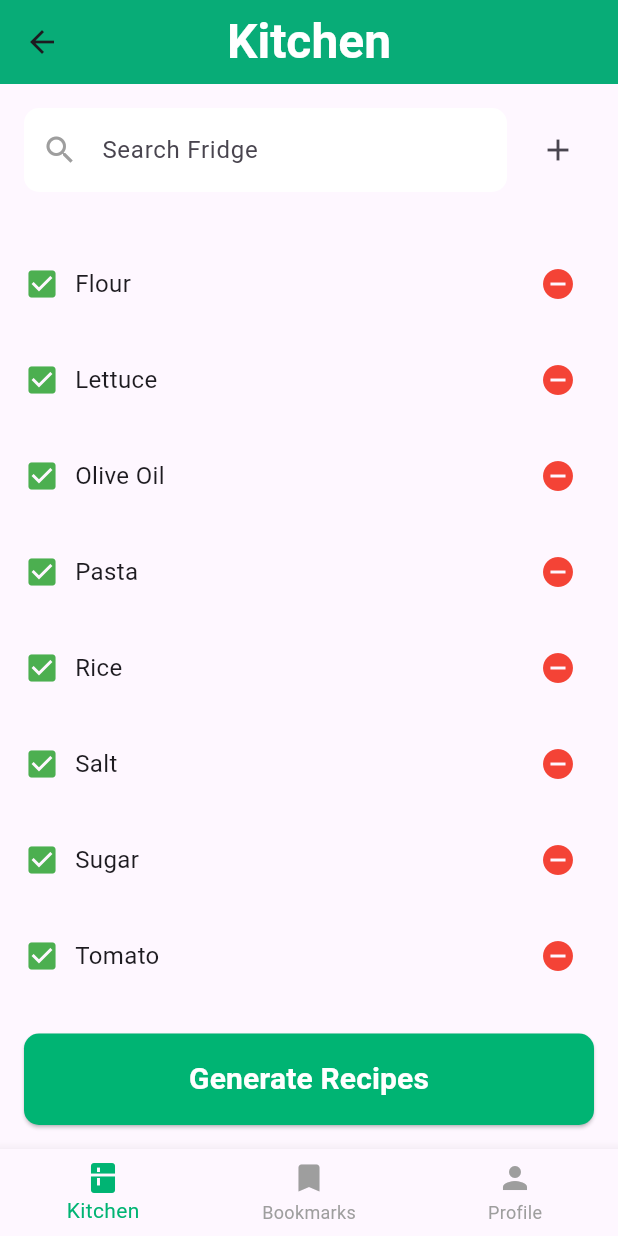
After one commit to adeelshhid/Recipeze_mobile, a Flutter app: the KitchenPage screen opened by its route, scrolled down 375 dp, after a tap on the "remove circle" icon, on a phone screen of 412 x 824 dp. The commit adds this screen. Run offline on Flutter 3.47's test engine with Material 3 defaults, Android fonts, the phone set to English and light mode, and no system bars; our stand-ins replace firebase_auth, firebase_core, fluttertoast, font_awesome_flutter, google_sign_in; accounts and stored records are empty.

Commit message:
Initial commit with all modifications

```diff
--- /dev/null
+++ b/lib/features/user_auth/presentaions/pages/bookmarks_page.dart
@@ -0,0 +1,76 @@
+import 'package:flutter/material.dart';
+
+class BookmarksPage extends StatefulWidget {
+  const BookmarksPage({super.key});
+
+  @override
+  _BookmarksPageState createState() => _BookmarksPageState();
+}
+
+class _BookmarksPageState extends State<BookmarksPage> {
+  @override
+  Widget build(BuildContext context) {
+    return Scaffold(
+      backgroundColor: const Color(0xFFFFFFFF),
+      appBar: AppBar(
+        backgroundColor: const Color(0xFF00B473),
+        elevation: 0,
+        centerTitle: true,
+        title: const Text(
+          'Bookmarks',
+          style: TextStyle(
+            fontSize: 32,
+            fontWeight: FontWeight.w900,
+            color: Colors.white,
+          ),
+        ),
+      ),
+      body: ListView(
+        padding: const EdgeInsets.all(16.0),
+        // Uncomment and use your actual image assets
+        // children: [
+        //   _buildBookmarkItem('assets/image9.png', 'Tomato Spaghetti'),
+        //   _buildBookmarkItem('assets/image10.png', 'Banana Bread'),
+        //   _buildBookmarkItem('assets/image11.png', 'Tomato Soup'),
+        //   _buildBookmarkItem('assets/image16.png', 'Ceasar Salad'),
+        //   _buildBookmarkItem('assets/image17.png', 'Moussaka'),
+        //   _buildBookmarkItem('assets/image18.png', 'French Toast'),
+        //   _buildBookmarkItem('assets/image19.png', 'Apple Pie'),
+        // ],
+      ));
+  //     bottomNavigationBar: BottomNavigationBar(
+  //       currentIndex: 1,
+  //       onTap: (index) {
+  //         switch (index) {
+  //           case 0:
+  //             Navigator.pushReplacementNamed(context, '/kitchen');
+  //             break;
+  //           case 1:
+  //             Navigator.pushReplacementNamed(context, '/bookmarks');
+  //             break;
+  //           case 2:
+  //             Navigator.pushReplacementNamed(context, '/profile');
+  //             break;
+  //         }
+  //       },
+  //       items: const [
+  //         BottomNavigationBarItem(
+  //           icon: Icon(Icons.kitchen),
+  //           label: 'Kitchen',
+  //         ),
+  //         BottomNavigationBarItem(
+  //           icon: Icon(Icons.bookmark),
+  //           label: 'Bookmarks',
+  //         ),
+  //         BottomNavigationBarItem(
+  //           icon: Icon(Icons.person),
+  //           label: 'Profile',
+  //         ),
+  //       ],
+  //     ),
+  //   );
+  // }
+
+  // Define your _buildBookmarkItem here as needed
+}
+}
--- /dev/null
+++ b/lib/features/user_auth/presentaions/pages/ingredients_page.dart
@@ -0,0 +1,128 @@
+import 'package:flutter/material.dart';
+import 'package:firebase_login/features/user_auth/presentaions/pages/kitchen_page.dart';
+import 'package:firebase_login/features/user_auth/presentaions/pages/bookmarks_page.dart';
+//import 'package:firebase_login/features/user_auth/presentaions/pages/profile_page.dart';
+
+class IngredientsPage extends StatefulWidget {
+  const IngredientsPage({super.key});
+
+  @override
+  _IngredientsPageState createState() => _IngredientsPageState();
+}
+
+class _IngredientsPageState extends State<IngredientsPage> {
+  final TextEditingController _searchController = TextEditingController();
+
+  @override
+  Widget build(BuildContext context) {
+    return Scaffold(
+      appBar: AppBar(
+        backgroundColor: const Color(0xff00b473),
+        elevation: 0,
+        centerTitle: true,
+        title: const Text(
+          "Ingredients",
+          style: TextStyle(color: Colors.white, fontSize: 24, fontWeight: FontWeight.bold),
+        ),
+      ),
+      body: Container(
+        color: Colors.white,
+        child: Padding(
+          padding: const EdgeInsets.all(16.0),
+          child: Column(
+            children: [
+              // Search Bar
+              TextField(
+                controller: _searchController,
+                decoration: InputDecoration(
+                  hintText: 'Search Ingredients',
+                  prefixIcon: const Icon(Icons.search),
+                  border: OutlineInputBorder(
+                    borderRadius: BorderRadius.circular(10),
+                  ),
+                ),
+              ),
+              const SizedBox(height: 20),
+
+              // Placeholder for the ingredients content
+              Expanded(
+                child: ListView(
+                  children: [
+                    const Text(
+                      "Cooking Essentials",
+                      style: TextStyle(
+                        fontSize: 20,
+                        fontWeight: FontWeight.bold,
+                      ),
+                    ),
+                    // Add content here (lists of ingredients etc.)
+                  ],
+                ),
+              ),
+              const SizedBox(height: 20),
+
+              // Save Button
+              SizedBox(
+                width: double.infinity,
+                child: ElevatedButton(
+                  onPressed: () {
+                    Navigator.pop(context);
+                  },
+                  style: ElevatedButton.styleFrom(
+                    backgroundColor: const Color(0xff00b473),
+                    padding: const EdgeInsets.symmetric(vertical: 16),
+                  ),
+                  child: const Text(
+                    "Save",
+                    style: TextStyle(color: Colors.white, fontSize: 18),
+                  ),
+                ),
+              ),
+            ],
+          ),
+        ),
+      ),
+      // bottomNavigationBar: BottomNavigationBar(
+      //   selectedItemColor: const Color(0xff00b473),
+      //   unselectedItemColor: Colors.grey,
+      //   currentIndex: 0,
+      //   onTap: (index) {
+      //     switch (index) {
+      //       case 0:
+      //         Navigator.pushReplacement(
+      //           context,
+      //           MaterialPageRoute(builder: (context) => const KitchenPage()),
+      //         );
+      //         break;
+      //       case 1:
+      //         Navigator.pushReplacement(
+      //           context,
+      //           MaterialPageRoute(builder: (context) => const BookmarksPage()),
+      //         );
+      //         break;
+      //       // case 2:
+      //       //   Navigator.pushReplacement(
+      //       //     context,
+      //       //     MaterialPageRoute(builder: (context) => const ProfilePage()),
+      //       //   );
+      //       //   break;
+      //     }
+      //   },
+      //   items: const [
+      //     BottomNavigationBarItem(
+      //       icon: Icon(Icons.kitchen),
+      //       label: 'Kitchen',
+      //     ),
+      //     BottomNavigationBarItem(
+      //       icon: Icon(Icons.bookmark),
+      //       label: 'Bookmarks',
+      //     ),
+      //     BottomNavigationBarItem(
+      //       icon: Icon(Icons.person),
+      //       label: 'Profile',
+      //     ),
+      //   ],
+      // ),
+    );
+  }
+}
--- /dev/null
+++ b/lib/features/user_auth/presentaions/pages/kitchen_page.dart
@@ -0,0 +1,186 @@
+import 'package:flutter/material.dart';
+import 'package:firebase_login/features/user_auth/presentaions/pages/ingredients_page.dart';
+import 'package:firebase_login/features/user_auth/presentaions/pages/bookmarks_page.dart';
+
+ import 'package:firebase_login/features/user_auth/presentaions/pages/profile_page.dart'; // Uncomment when ProfilePage is available
+
+class KitchenPage extends StatefulWidget {
+  const KitchenPage({Key? key}) : super(key: key);
+
+  @override
+  State<KitchenPage> createState() => _KitchenPageState();
+}
+
+class _KitchenPageState extends State<KitchenPage> {
+  int _selectedIndex = 0;
+
+  final List<Widget> _pages = [
+    KitchenPageContent(),
+    BookmarksPage(),
+    ProfilePage(),
+    IngredientsPage(),
+  // Uncomment when ProfilePage is available
+
+  ];
+
+  void _onItemTapped(int index) {
+    setState(() {
+      _selectedIndex = index;
+    });
+  }
+
+  @override
+  Widget build(BuildContext context) {
+    return Scaffold(
+      body: IndexedStack(
+        index: _selectedIndex,
+        children: _pages,
+      ),
+      bottomNavigationBar: BottomNavigationBar(
+        items: const [
+          BottomNavigationBarItem(
+            icon: Icon(Icons.kitchen),
+            label: "Kitchen",
+          ),
+          BottomNavigationBarItem(
+            icon: Icon(Icons.bookmark),
+            label: "Bookmarks",
+          ),
+          BottomNavigationBarItem(
+            icon: Icon(Icons.person),
+            label: "Profile",
+          ),
+        ],
+        currentIndex: _selectedIndex,
+        selectedItemColor: const Color(0xff00b473),
+        unselectedItemColor: Colors.grey,
+        onTap: _onItemTapped,
+      ),
+    );
+  }
+}
+
+// Separate widget for KitchenPage content
+class KitchenPageContent extends StatelessWidget {
+  @override
+  Widget build(BuildContext context) {
+    return Scaffold(
+      appBar: AppBar(
+        backgroundColor: const Color(0xff00b473),
+        centerTitle: true,
+        title: const Text(
+          "Kitchen",
+          style: TextStyle(
+            fontSize: 32,
+            fontWeight: FontWeight.bold,
+            color: Colors.white,
+          ),
+        ),
+      ),
+      body: Padding(
+        padding: const EdgeInsets.all(16.0),
+        child: Column(
+          children: [
+            // Search Bar and Add Button
+            Row(
+              children: [
+                Expanded(
+                  child: TextField(
+                    decoration: InputDecoration(
+                      hintText: "Search Fridge",
+                      prefixIcon: const Icon(Icons.search, color: Colors.grey),
+                      filled: true,
+                      fillColor: Colors.white,
+                      border: OutlineInputBorder(
+                        borderRadius: BorderRadius.circular(10),
+                        borderSide: BorderSide.none,
+                      ),
+                    ),
+                  ),
+                ),
+                const SizedBox(width: 10),
+                IconButton(
+                  icon: const Icon(Icons.add),
+      onPressed: () {
+  Navigator.push(
+    context,
+    MaterialPageRoute(builder: (context) => const IngredientsPage()),
+  );
+},
+
+                ),
+              ],
+            ),
+            const SizedBox(height: 20),
+
+            // Fridge Items List
+            Expanded(
+              child: ListView(
+                children: [
+                  _buildFridgeItem("Balsamic Vinegar"),
+                  _buildFridgeItem("Basil"),
+                  _buildFridgeItem("Butter"),
+                  _buildFridgeItem("Chicken"),
+                  _buildFridgeItem("Eggs"),
+                  _buildFridgeItem("Flat Bread"),
+                  _buildFridgeItem("Flour"),
+                  _buildFridgeItem("Lettuce"),
+                  _buildFridgeItem("Olive Oil"),
+                  _buildFridgeItem("Pasta"),
+                  _buildFridgeItem("Rice"),
+                  _buildFridgeItem("Salt"),
+                  _buildFridgeItem("Sugar"),
+                  _buildFridgeItem("Tomato"),
+                ],
+              ),
+            ),
+            const SizedBox(height: 20),
+
+            // Generate Recipes Button (Full Width)
+            ElevatedButton(
+              onPressed: () {
+                // TODO: Add functionality for generating recipes
+              },
+              style: ElevatedButton.styleFrom(
+                backgroundColor: const Color(0xff00b473),
+                padding: const EdgeInsets.symmetric(vertical: 16),
+                shape: RoundedRectangleBorder(
+                  borderRadius: BorderRadius.circular(10),
+                ),
+                minimumSize: const Size(double.infinity, 50),
+              ),
+              child: const Text(
+                "Generate Recipes",
+                style: TextStyle(fontSize: 20, fontWeight: FontWeight.bold, color: Colors.white),
+              ),
+            ),
+          ],
+        ),
+      ),
+    );
+  }
+
+  // Helper function to build each fridge item row
+  Widget _buildFridgeItem(String itemName) {
+    return Padding(
+      padding: const EdgeInsets.symmetric(vertical: 8.0),
+      child: Row(
+        children: [
+          const Icon(Icons.check_box, color: Colors.green),
+          const SizedBox(width: 10),
+          Text(
+            itemName,
+            style: const TextStyle(fontSize: 16, fontWeight: FontWeight.w400),
+          ),
+          const Spacer(),
+          IconButton(
+            onPressed: () {
+              // TODO: Handle remove item functionality
+            },
+            icon: const Icon(Icons.remove_circle, color: Colors.red),
+          ),
+        ],
+      ),
+    );
+  }
+}
--- a/lib/features/user_auth/presentaions/pages/login_pages.dart
+++ b/lib/features/user_auth/presentaions/pages/login_pages.dart
@@ -5,6 +5,7 @@ import 'package:google_sign_in/google_sign_in.dart';
 import 'package:firebase_login/features/user_auth/firebase_auth_implementation/firebase_auth_services.dart';
 import 'package:firebase_login/features/user_auth/presentaions/pages/sign_up_page.dart';
 import 'package:firebase_login/global/common/toast.dart';
+import 'package:firebase_login/features/user_auth/presentaions/pages/kitchen_page.dart';
 
 class LoginPage extends StatefulWidget {
   const LoginPage({super.key});
@@ -238,9 +239,9 @@ class _LoginPageState extends State<LoginPage> {
 
         if (user != null) {
           showToast(message: "User signed in successfully: ${user.email}");
-          Navigator.pushNamed(context, '/Home');
+          Navigator.pushNamed(context, '/kitchen');
         } else {
-          showToast(message: "User is null, something went wrong.");
+          showToast(message: "email or Password is incorrect.");
         }
       } catch (e) {
         showToast(message: "Sign-up failed: $e");
@@ -268,7 +269,7 @@ class _LoginPageState extends State<LoginPage> {
         );
 
         await _firebaseAuth.signInWithCredential(credential);
-        Navigator.pushNamed(context, "/Home");
+        Navigator.pushNamed(context, "/kitchen");
       }
     } catch (e) {
       showToast(message: "Some error occurred: $e");
--- /dev/null
+++ b/lib/features/user_auth/presentaions/pages/profile_page.dart
@@ -0,0 +1,144 @@
+import 'package:flutter/material.dart';
+import 'package:fluttertoast/fluttertoast.dart';
+import 'package:firebase_login/features/user_auth/presentaions/pages/login_pages.dart';
+
+class ProfilePage extends StatefulWidget {
+  const ProfilePage({Key? key}) : super(key: key);
+
+  @override
+  _ProfilePageState createState() => _ProfilePageState();
+}
+
+class _ProfilePageState extends State<ProfilePage> {
+  void _logout() {
+    // Navigate to the login page
+    Navigator.pushReplacement(
+      context,
+      MaterialPageRoute(builder: (context) => const LoginPage()),
+    );
+
+    // Show a toast message
+    Fluttertoast.showToast(
+      msg: "User logged out successfully",
+      toastLength: Toast.LENGTH_SHORT,
+      gravity: ToastGravity.BOTTOM,
+      backgroundColor: Colors.green,
+      textColor: Colors.white,
+      fontSize: 16.0,
+    );
+  }
+
+  @override
+  Widget build(BuildContext context) {
+    return Scaffold(
+      backgroundColor: Colors.white,
+      appBar: AppBar(
+        backgroundColor: const Color(0xff00b473),
+        centerTitle: true,
+        title: const Text(
+          'Profile',
+          style: TextStyle(
+            fontSize: 32,
+            fontWeight: FontWeight.bold,
+            color: Colors.white,
+          ),
+        ),
+      ),
+      body: Padding(
+        padding: const EdgeInsets.symmetric(vertical: 20.0, horizontal: 16.0),
+        child: Column(
+          children: [
+            // Profile Image
+            CircleAvatar(
+              radius: 60,
+              backgroundColor: const Color(0xff00b473),
+              child: const Icon(
+                Icons.person,
+                color: Colors.white,
+                size: 60,
+              ),
+            ),
+            const SizedBox(height: 20),
+
+            // Profile Name and Join Date
+            const Text(
+              "........",
+              style: TextStyle(
+                fontSize: 28,
+                fontWeight: FontWeight.bold,
+              ),
+            ),
+            const SizedBox(height: 5),
+            const Text(
+              "Joining Date: 18/9/2024",
+              style: TextStyle(
+                fontSize: 15,
+                fontWeight: FontWeight.normal,
+                color: Colors.grey,
+              ),
+            ),
+            const SizedBox(height: 20),
+
+            // Account, Share, Feedback options
+            _buildOptionRow(Icons.account_circle, "Account"),
+            const Divider(),
+            _buildOptionRow(Icons.share, "Share"),
+            const Divider(),
+            _buildOptionRow(Icons.feedback, "Feedback"),
+            const Divider(),
+
+            const Spacer(),
+
+            // Logout Button
+            SizedBox(
+              width: double.infinity,
+              child: ElevatedButton(
+                onPressed: _logout,
+                style: ElevatedButton.styleFrom(
+                  backgroundColor: Colors.red[100],
+                  padding: const EdgeInsets.symmetric(vertical: 12),
+                  shape: RoundedRectangleBorder(
+                    borderRadius: BorderRadius.circular(10),
+                  ),
+                ),
+                child: const Row(
+                  mainAxisAlignment: MainAxisAlignment.center,
+                  children: [
+                    Icon(Icons.logout, color: Colors.red),
+                    SizedBox(width: 8),
+                    Text(
+                      "Logout",
+                      style: TextStyle(
+                        color: Colors.red,
+                        fontSize: 20,
+                      ),
+                    ),
+                  ],
+                ),
+              ),
+            ),
+            const SizedBox(height: 20),
+          ],
+        ),
+      ),
+    );
+  }
+
+  Widget _buildOptionRow(IconData icon, String label) {
+    return Padding(
+      padding: const EdgeInsets.symmetric(vertical: 10.0),
+      child: Row(
+        children: [
+          Icon(icon, color: const Color(0xff00b473), size: 28),
+          const SizedBox(width: 20),
+          Text(
+            label,
+            style: const TextStyle(fontSize: 18, fontWeight: FontWeight.w400),
+          ),
+          const Spacer(),
+          const Icon(Icons.arrow_forward_ios, color: Colors.grey, size: 18),
+        ],
+      ),
+    );
+  }
+}
--- a/lib/features/user_auth/presentaions/pages/sign_up_page.dart
+++ b/lib/features/user_auth/presentaions/pages/sign_up_page.dart
@@ -164,8 +164,8 @@ class _SignUpPageState extends State<SignUpPage> {
                     if (value == null || value.isEmpty) {
                       return "Please enter your password";
                     }
-                    if (value.length < 6) {
-                      return "Password must be at least 6 characters";
+                    if (value.length < 8) {
+                      return "Password must be at least 8 characters";
                     }
                     return null;
                   },
--- a/lib/main.dart
+++ b/lib/main.dart
@@ -3,7 +3,9 @@ import 'package:firebase_login/features/user_auth/presentaions/pages/login_pages
 import 'package:flutter/material.dart';
 import 'package:firebase_login/features/user_auth/presentaions/pages/Home_page.dart';
 import 'package:firebase_login/features/user_auth/presentaions/pages/sign_up_page.dart';
-
+import 'package:firebase_login/features/user_auth/presentaions/pages/kitchen_page.dart';
+import 'package:firebase_login/features/user_auth/presentaions/pages/ingredients_page.dart';
+import 'package:firebase_login/features/user_auth/presentaions/pages/bookmarks_page.dart';
 
 
 import 'package:firebase_core/firebase_core.dart';
@@ -28,6 +30,9 @@ class MyApp extends StatelessWidget {
         '/login': (context) => const LoginPage(),
         '/signUp': (context) => const SignUpPage(),
         '/Home': (context) => const HomePage(),
+        '/kitchen': (context) => const KitchenPage(),
+        '/ingredients': (context) => const IngredientsPage(),
+        '/bookmarks' :  (context) => const BookmarksPage(),
       },
     );
   }
```
